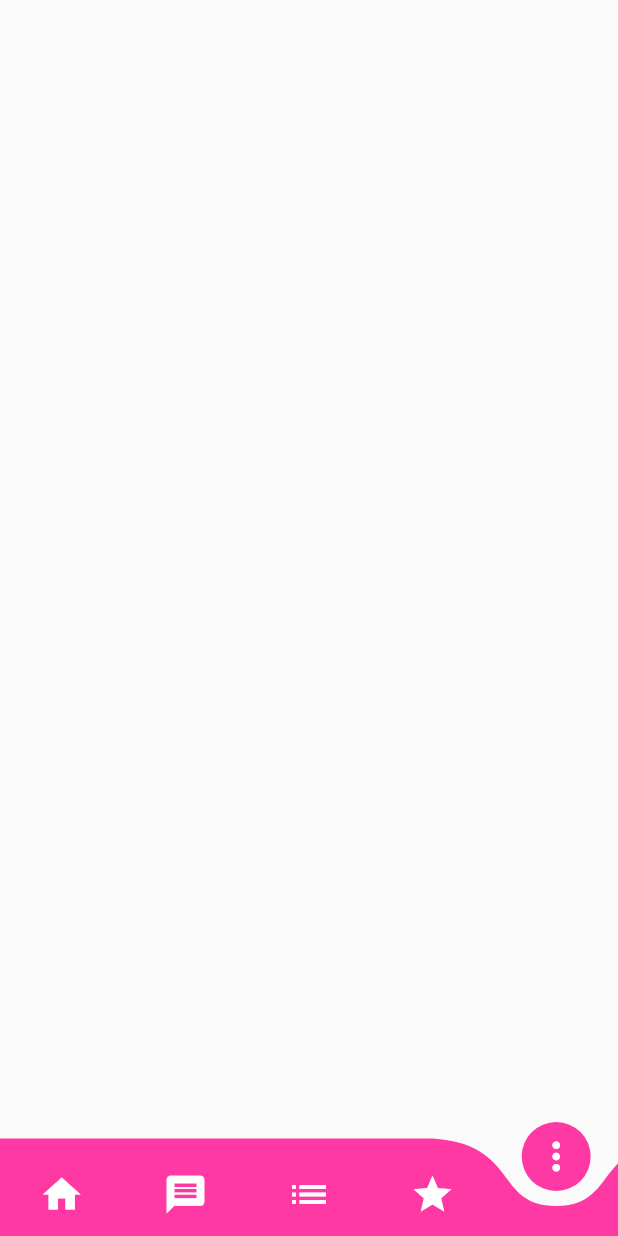
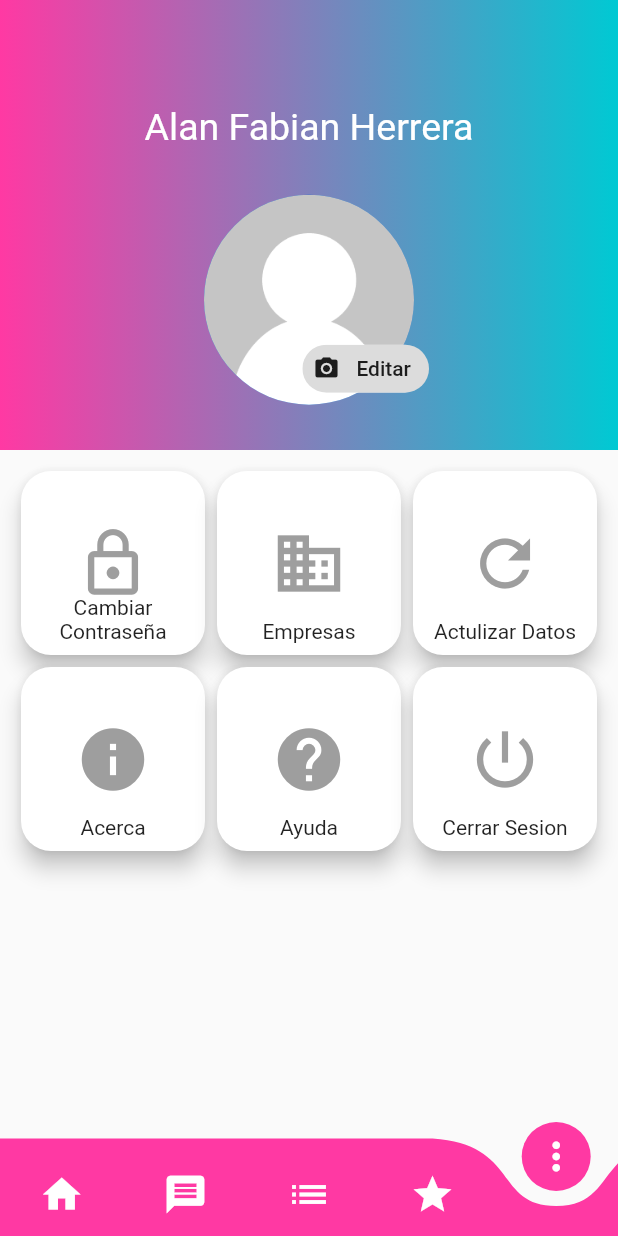
Before and after one commit to Alcaldia-Acacias/AppYocomproAcacias, a Flutter app: the screen it shows after launch, item 5 of the bottom bar chosen, on a phone screen of 412 x 824 dp. Run offline on Flutter 3.47's test engine with Material 2 defaults, Android fonts, the phone set to English and light mode, and no system bars; drawn by our look-alikes of curved_navigation_bar; our stand-ins replace animate_do, cached_network_image, dio, get; network calls fail.

Commit message:
v 0.0.1 (menu usuario=

```diff
--- a/lib/src/componetes/home/views/home.vista.dart
+++ b/lib/src/componetes/home/views/home.vista.dart
@@ -3,6 +3,7 @@
 import 'package:comproacacias/src/componetes/home/controllers/home.controller.dart';
 import 'package:comproacacias/src/componetes/home/views/search.view.dart';
 import 'package:comproacacias/src/componetes/publicaciones/views/publicaciones.page.dart';
+import 'package:comproacacias/src/componetes/usuario/views/menu.view.dart';
 import 'package:curved_navigation_bar/curved_navigation_bar.dart';
 import 'package:flutter/material.dart';
 import 'package:get/get.dart';
@@ -32,7 +33,7 @@
                              PublicacionesPage(),
                              CategoriasPage(),
                              Container(),
-                             Container()
+                             MenuUsuarioPage(),
 
                             ],
                      );
--- a/lib/src/componetes/usuario/views/menu.view.dart
+++ b/lib/src/componetes/usuario/views/menu.view.dart
@@ -0,0 +1,104 @@
+import 'package:comproacacias/src/componetes/usuario/widgets/menu.widget.dart';
+import 'package:flutter/material.dart';
+import 'package:get/get.dart';
+
+class MenuUsuarioPage extends StatelessWidget {
+  const MenuUsuarioPage({Key key}) : super(key: key);
+
+  @override
+  Widget build(BuildContext context) {
+    return Scaffold(
+           body: Column(
+                 children: [
+                     _header(),
+                     Expanded(
+                     child: _menu()
+                     )
+                 ],
+           ),
+    );
+  }
+
+Widget _menu() {
+  return GridView.count(
+          padding: EdgeInsets.all(10),
+          crossAxisCount: 3,
+          children: [
+             MenuItemUsuario(
+             icon   : Icons.lock_outline,
+             titulo : 'Cambiar Contraseña',
+             onTap  : (){
+
+             },
+             ),
+             MenuItemUsuario(
+             icon: Icons.business,
+             titulo: 'Empresas',
+             ),
+             MenuItemUsuario(
+             icon: Icons.refresh,
+             titulo: 'Actulizar Datos',
+             ),
+             MenuItemUsuario(
+             icon: Icons.info,
+             titulo: 'Acerca',
+             ),
+             MenuItemUsuario(
+             icon: Icons.help,
+             titulo: 'Ayuda',
+             ),
+             MenuItemUsuario(
+             icon: Icons.power_settings_new,
+             titulo: 'Cerrar Sesion'
+             ),
+
+          ],
+          );
+}
+
+Widget  _header() {
+  return  Container(
+          alignment : AlignmentDirectional.center,
+          height    : 300,
+          width     : Get.width,
+          child     : Column(
+                      mainAxisAlignment: MainAxisAlignment.spaceEvenly,
+                      crossAxisAlignment: CrossAxisAlignment.center,
+                      children: [
+                                 SizedBox(height: 10),
+                                 Text('Alan Fabian Herrera',
+                                       style: TextStyle(
+                                              color    : Colors.white,
+                                              fontSize : 25
+                                       )
+                                 ),
+                                 Stack(
+                                 overflow: Overflow.visible,
+                                   children: [
+                                     CircleAvatar(
+                                     radius          : 70,
+                                     backgroundImage : AssetImage('assets/imagenes/logo_no_img.png'),
+                                     ),
+                                     Positioned(
+                                     bottom : 0,
+                                     right  : -10,
+                                     child  : RawChip(
+                                              label  : Text('Editar'),
+                                              avatar : Icon(Icons.photo_camera),
+                                     )
+                                     )
+                                   ],
+                                 )
+                      ],
+          ),
+          decoration: BoxDecoration(
+                       gradient: LinearGradient(
+                                 colors: [
+                                 Get.theme.primaryColor,
+                                 Get.theme.accentColor
+                                 ]
+                             )
+                 ),
+           );
+}
+}
--- /dev/null
+++ b/lib/src/componetes/usuario/widgets/menu.widget.dart
@@ -0,0 +1,40 @@
+import 'package:flutter/material.dart';
+
+class MenuItemUsuario extends StatelessWidget {
+
+  final String titulo;
+  final IconData icon;
+  final Function onTap;
+
+  MenuItemUsuario({Key key, this.titulo, this.icon, this.onTap}) : super(key: key);
+
+  @override
+  Widget build(BuildContext context) {
+    return  GestureDetector(
+            child: Card(
+                   elevation: 6,
+                   child: Padding(
+                          padding : EdgeInsets.all(8.0),
+                          child   : GridTile(
+                                    child: Padding(
+                                            padding: EdgeInsets.all(15),
+                                            child: Icon(
+                                                   icon,
+                                                   size  : 50,
+                                                   color : Colors.grey
+                                            ),
+                                    ),
+                                    footer: Text(titulo,
+                                            textAlign: TextAlign.center,
+                                    )
+                     ),
+                   ),
+                   shape: RoundedRectangleBorder(
+                          borderRadius: BorderRadius.circular(20)
+                   ),
+
+            ),
+            onTap: onTap,
+    );
+  }
+}
```
